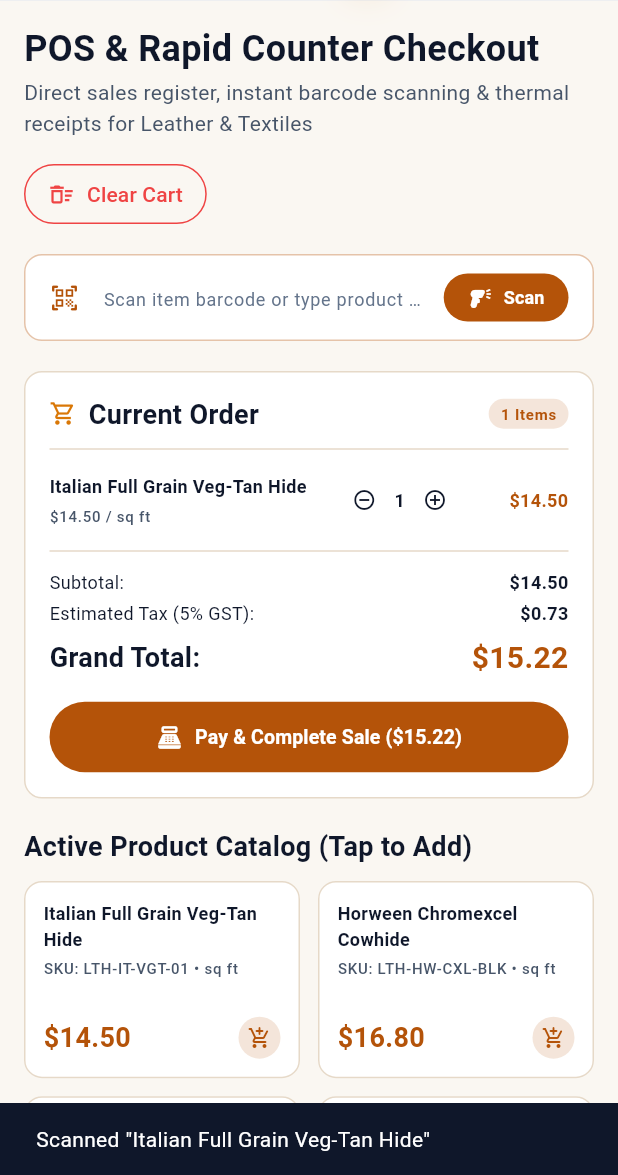
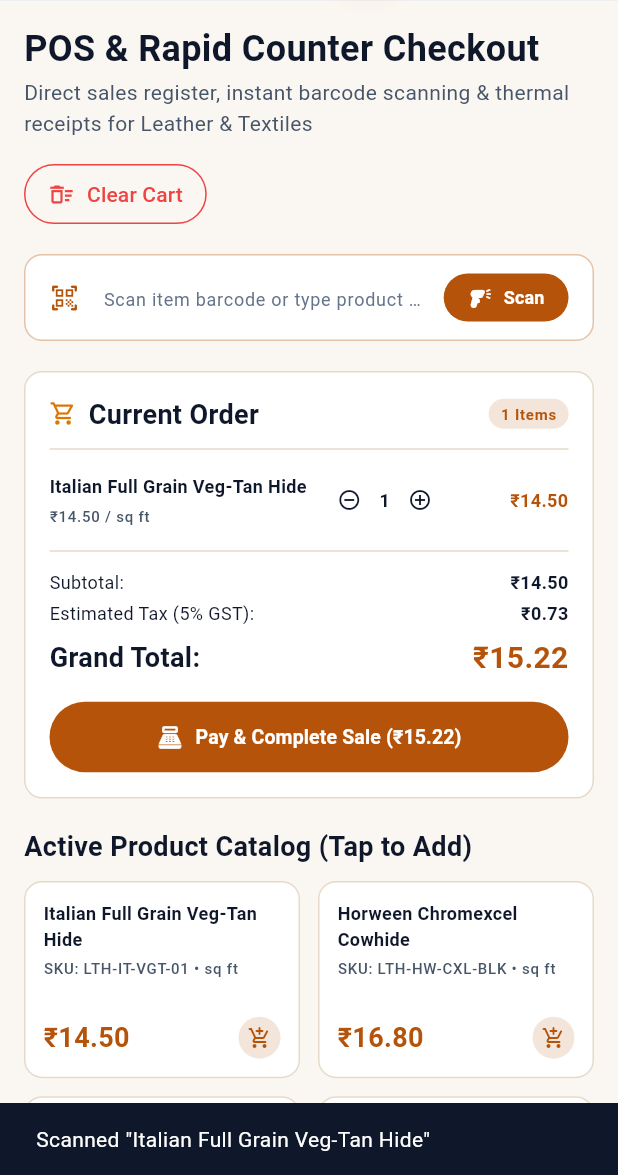
Before and after one commit to Nikhil-Yadav-01/uwp, a Flutter app: the PosScreen screen opened by its route, after a tap on "Scan", on a phone screen of 412 x 824 dp, the part 61-1236 px from its top. Run offline on Flutter 3.47's test engine with Material 3 defaults, Android fonts, the phone set to English and light mode, and no system bars; our stand-ins replace flutter_riverpod, go_router, google_fonts.

Commit message:
feat(currency): centralize currency formatting to Rupee symbol via AppFormatters

```diff
--- a/lib/core/archetypes/handlers/electronics_handler.dart
+++ b/lib/core/archetypes/handlers/electronics_handler.dart
@@ -43,7 +43,7 @@ class ElectronicsArchetypeHandler implements IArchetypeFeatureHandler {
       const ArchetypeKPIMetric(
         id: 'high_value_cage',
         label: 'High-Value Vault Stock',
-        value: '\$248,500',
+        value: '₹248,500',
         subtitle: 'Dual-auth access required',
         trend: 'Secured',
         isPositiveTrend: true,
--- a/lib/core/archetypes/handlers/hospitality_handler.dart
+++ b/lib/core/archetypes/handlers/hospitality_handler.dart
@@ -34,7 +34,7 @@ class HospitalityArchetypeHandler implements IArchetypeFeatureHandler {
         id: 'recipe_margin',
         label: 'Cocktail BOM Margin',
         value: '78.5%',
-        subtitle: 'Average cost \$2.40 / sale \$16',
+        subtitle: 'Average cost ₹2.40 / sale ₹16',
         trend: '+1.5%',
         isPositiveTrend: true,
         icon: Icons.calculate_outlined,
--- a/lib/core/utils/app_formatters.dart
+++ b/lib/core/utils/app_formatters.dart
@@ -2,8 +2,11 @@
 class AppFormatters {
   AppFormatters._();
 
-  /// Formats numbers to currency string, e.g. 1250.5 -> "$1,250.50"
-  static String currency(num amount, {String symbol = '\$'}) {
+  /// Centralized currency symbol for the application
+  static const String currencySymbol = '₹';
+
+  /// Formats numbers to currency string, e.g. 1250.5 -> "₹1,250.50"
+  static String currency(num amount, {String symbol = currencySymbol}) {
     return '$symbol${amount.toStringAsFixed(2).replaceAllMapped(RegExp(r'(\d{1,3})(?=(\d{3})+(?!\d))'), (Match m) => '${m[1]},')}';
   }
 
--- a/lib/features/customers/presentation/widgets/customer_detail_modal.dart
+++ b/lib/features/customers/presentation/widgets/customer_detail_modal.dart
@@ -3,6 +3,7 @@ import '../../../../core/design/app_radii.dart';
 import '../../../../core/design/app_spacing.dart';
 import '../../../../core/design/app_typography.dart';
 import '../../../../core/theme/app_colors.dart';
+import '../../../../core/utils/app_formatters.dart';
 import '../../domain/models/customer.dart';
 import 'customer_form_modal.dart';
 
@@ -129,7 +130,7 @@ class CustomerDetailModal extends StatelessWidget {
                   Expanded(
                     child: _buildStatCard(
                       label: 'Outstanding Balance',
-                      value: '\$${customer.outstandingBalance.toStringAsFixed(2)}',
+                      value: AppFormatters.currency(customer.outstandingBalance),
                       icon: Icons.account_balance_wallet_outlined,
                       color: customer.outstandingBalance > 0 ? AppColors.warning : AppColors.success,
                       isDark: isDark,
--- a/lib/features/dashboard/presentation/views/dynamic_dashboard_screen.dart
+++ b/lib/features/dashboard/presentation/views/dynamic_dashboard_screen.dart
@@ -3,6 +3,7 @@ import 'package:flutter_riverpod/flutter_riverpod.dart';
 import '../../../../core/theme/app_colors.dart';
 import '../../../../core/theme/app_spacing.dart';
 import '../../../../core/theme/app_typography.dart';
+import '../../../../core/utils/app_formatters.dart';
 import '../../../archetypes/presentation/controllers/archetype_controller.dart';
 
 /// Dynamic Dashboard Screen adapting KPIs, charts, and workflows to the active archetype
@@ -469,7 +470,7 @@ class DynamicDashboardScreen extends ConsumerWidget {
                           overflow: TextOverflow.ellipsis,
                         ),
                         Text(
-                          '\$${(item['unitPrice'] as num).toStringAsFixed(2)} / unit',
+                          '${AppFormatters.currency(item['unitPrice'] as num)} / unit',
                           style: AppTypography.caption.copyWith(
                             color: isDark ? AppColors.textMutedDark : AppColors.textMutedLight,
                           ),
--- a/lib/features/outbound/presentation/widgets/outbound_shipping_card.dart
+++ b/lib/features/outbound/presentation/widgets/outbound_shipping_card.dart
@@ -6,6 +6,7 @@ import '../../../../core/design/app_spacing.dart';
 import '../../../../core/design/app_typography.dart';
 import '../../../../core/theme/app_colors.dart';
 import '../../../../core/theme/app_spacing.dart';
+import '../../../../core/utils/app_formatters.dart';
 import '../../domain/models/packing_session.dart';
 import '../../domain/models/sales_order.dart';
 import 'shipping_label_modal.dart';
@@ -195,7 +196,7 @@ class OutboundShippingCard extends StatelessWidget {
                   runSpacing: AppSpacing.sm,
                   children: [
                     Text(
-                      'Value: \$${order.totalAmount.toStringAsFixed(2)} • ${order.items.length} item(s)',
+                      'Value: ${AppFormatters.currency(order.totalAmount)} • ${order.items.length} item(s)',
                       style: AppTypography.bodySmall.copyWith(
                         fontWeight: FontWeight.bold,
                         color: isDark ? AppColors.textSecondaryDark : AppColors.textSecondaryLight,
--- a/lib/features/pos_billing/presentation/widgets/pos_cart_view.dart
+++ b/lib/features/pos_billing/presentation/widgets/pos_cart_view.dart
@@ -6,6 +6,7 @@ import '../../../../core/design/app_spacing.dart';
 import '../../../../core/design/app_typography.dart';
 import '../../../../core/theme/app_colors.dart';
 import '../../../../core/theme/app_spacing.dart';
+import '../../../../core/utils/app_formatters.dart';
 import '../controllers/pos_cart_controller.dart';
 import 'pos_checkout_modal.dart';
 import 'pos_receipt_modal.dart';
@@ -113,7 +114,7 @@ class PosCartView extends ConsumerWidget {
                             ),
                             AppGap.h4,
                             Text(
-                              '\$${item.unitPrice.toStringAsFixed(2)} / ${item.uom}',
+                              '${AppFormatters.currency(item.unitPrice)} / ${item.uom}',
                               style: AppTypography.labelSmall.copyWith(
                                 color: isDark ? AppColors.textSecondaryDark : AppColors.textSecondaryLight,
                               ),
@@ -143,9 +144,9 @@ class PosCartView extends ConsumerWidget {
                       ),
                       AppGap.w4,
                       SizedBox(
-                        width: 65,
+                        width: 75,
                         child: Text(
-                          '\$${item.lineTotal.toStringAsFixed(2)}',
+                          AppFormatters.currency(item.lineTotal),
                           style: AppTypography.bodySmall.copyWith(
                             fontWeight: FontWeight.bold,
                             color: brandColor,
@@ -165,7 +166,7 @@ class PosCartView extends ConsumerWidget {
             mainAxisAlignment: MainAxisAlignment.spaceBetween,
             children: [
               Text('Subtotal:', style: AppTypography.bodySmall),
-              Text('\$${cartState.subtotal.toStringAsFixed(2)}', style: AppTypography.bodySmall.copyWith(fontWeight: FontWeight.w600)),
+              Text(AppFormatters.currency(cartState.subtotal), style: AppTypography.bodySmall.copyWith(fontWeight: FontWeight.w600)),
             ],
           ),
           AppGap.h4,
@@ -173,7 +174,7 @@ class PosCartView extends ConsumerWidget {
             mainAxisAlignment: MainAxisAlignment.spaceBetween,
             children: [
               Text('Estimated Tax (5% GST):', style: AppTypography.bodySmall),
-              Text('\$${cartState.taxAmount.toStringAsFixed(2)}', style: AppTypography.bodySmall.copyWith(fontWeight: FontWeight.w600)),
+              Text(AppFormatters.currency(cartState.taxAmount), style: AppTypography.bodySmall.copyWith(fontWeight: FontWeight.w600)),
             ],
           ),
           AppGap.h8,
@@ -182,7 +183,7 @@ class PosCartView extends ConsumerWidget {
             children: [
               Text('Grand Total:', style: AppTypography.headlineSmall.copyWith(fontWeight: FontWeight.bold)),
               Text(
-                '\$${cartState.grandTotal.toStringAsFixed(2)}',
+                AppFormatters.currency(cartState.grandTotal),
                 style: AppTypography.headlineMedium.copyWith(
                   fontWeight: FontWeight.bold,
                   color: brandColor,
@@ -220,7 +221,7 @@ class PosCartView extends ConsumerWidget {
                   ? const SizedBox(width: 16, height: 16, child: CircularProgressIndicator(strokeWidth: 2, color: Colors.white))
                   : const Icon(Icons.point_of_sale_rounded, size: 18),
               label: Text(
-                cartState.isProcessing ? 'Processing Payment...' : 'Pay & Complete Sale (\$${cartState.grandTotal.toStringAsFixed(2)})',
+                cartState.isProcessing ? 'Processing Payment...' : 'Pay & Complete Sale (${AppFormatters.currency(cartState.grandTotal)})',
                 style: const TextStyle(fontWeight: FontWeight.bold, fontSize: 13),
               ),
             ),
--- a/lib/features/pos_billing/presentation/widgets/pos_checkout_modal.dart
+++ b/lib/features/pos_billing/presentation/widgets/pos_checkout_modal.dart
@@ -5,6 +5,7 @@ import '../../../../core/design/app_spacing.dart';
 import '../../../../core/design/app_typography.dart';
 import '../../../../core/theme/app_colors.dart';
 import '../../../../core/theme/app_spacing.dart';
+import '../../../../core/utils/app_formatters.dart';
 import '../../../../shared/presentation/shells/modal_shell.dart';
 import '../controllers/pos_cart_controller.dart';
 
@@ -113,7 +114,7 @@ class PosCheckoutModal extends StatelessWidget {
                 ),
               ),
               Text(
-                '\$${cartState.grandTotal.toStringAsFixed(2)}',
+                AppFormatters.currency(cartState.grandTotal),
                 style: AppTypography.headlineMedium.copyWith(
                   fontWeight: FontWeight.bold,
                   color: brandColor,
--- a/lib/features/pos_billing/presentation/widgets/pos_product_card.dart
+++ b/lib/features/pos_billing/presentation/widgets/pos_product_card.dart
@@ -4,6 +4,7 @@ import '../../../../core/design/app_sizes.dart';
 import '../../../../core/design/app_spacing.dart';
 import '../../../../core/design/app_typography.dart';
 import '../../../../core/theme/app_colors.dart';
+import '../../../../core/utils/app_formatters.dart';
 
 /// Tactile, responsive product card for the POS Counter Catalog.
 class PosProductCard extends StatelessWidget {
@@ -78,7 +79,7 @@ class PosProductCard extends StatelessWidget {
                       fit: BoxFit.scaleDown,
                       alignment: Alignment.centerLeft,
                       child: Text(
-                        '\$${price.toStringAsFixed(2)}',
+                        AppFormatters.currency(price),
                         style: AppTypography.headlineSmall.copyWith(
                           fontWeight: FontWeight.bold,
                           color: brandColor,
--- a/lib/features/products/presentation/widgets/product_detail_modal.dart
+++ b/lib/features/products/presentation/widgets/product_detail_modal.dart
@@ -6,6 +6,7 @@ import '../../../../core/design/app_spacing.dart';
 import '../../../../core/design/app_typography.dart';
 import '../../../../core/theme/app_colors.dart';
 import '../../../../core/theme/app_spacing.dart';
+import '../../../../core/utils/app_formatters.dart';
 import '../../../../shared/presentation/shells/modal_shell.dart';
 import '../../../archetypes/presentation/controllers/archetype_controller.dart';
 import '../../domain/models/product.dart';
@@ -362,7 +363,7 @@ class ProductDetailModal extends ConsumerWidget {
         final sellTile = _buildMetricTile(
           context,
           label: 'SELLING PRICE',
-          value: '\$${product.sellingPrice.toStringAsFixed(2)}',
+          value: AppFormatters.currency(product.sellingPrice),
           color: colorScheme.primary,
           icon: Icons.sell_outlined,
           subValue: 'Base / ${product.baseUom}',
@@ -371,7 +372,7 @@ class ProductDetailModal extends ConsumerWidget {
         final costTile = _buildMetricTile(
           context,
           label: 'COST PRICE',
-          value: '\$${product.costPrice.toStringAsFixed(2)}',
+          value: AppFormatters.currency(product.costPrice),
           color: isDark ? AppColors.textPrimaryDark : AppColors.textPrimaryLight,
           icon: Icons.receipt_long_outlined,
           subValue: 'Unit Cost',
```
Also changed, not shown: lib/features/inbound/presentation/widgets/inbound_po_card.dart (+4 -3 lines), lib/features/inbound/presentation/widgets/po_detail_modal.dart (+5 -4 lines), lib/features/inbound/presentation/widgets/po_form_modal.dart (+7 -6 lines), lib/features/outbound/presentation/widgets/outbound_so_card.dart (+4 -3 lines), lib/features/outbound/presentation/widgets/so_detail_modal.dart (+5 -4 lines), lib/features/outbound/presentation/widgets/so_form_modal.dart (+7 -6 lines), lib/features/pos_billing/presentation/widgets/pos_receipt_modal.dart (+5 -4 lines), lib/features/products/presentation/views/product_form_screen.dart (+7 -6 lines), lib/features/products/presentation/widgets/product_list_item.dart (+5 -4 lines), lib/features/reports/presentation/views/reports_screen.dart (+9 -8 lines).
